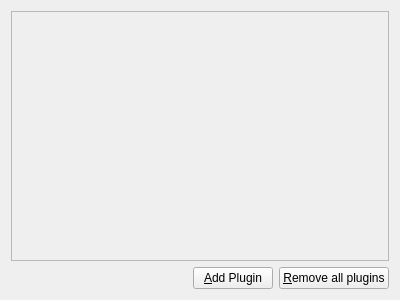
Before: the Qt Designer form analyzer/forms/PluginCenter.ui in jvesely/netsniffer, drawn with Qt 5.
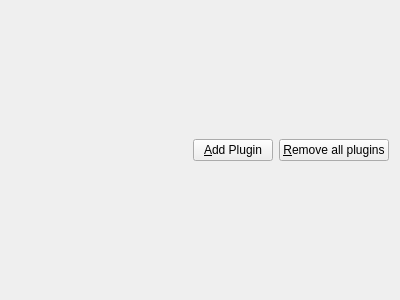
After: the same form once the commit is applied. Icons and pictures are not drawn.

Commit message: Plugin handling should work perfectly

Patch:
```diff
--- a/analyzer/forms/PluginCenter.ui
+++ b/analyzer/forms/PluginCenter.ui
@@ -14,33 +14,6 @@
    <string>Form</string>
   </property>
   <layout class="QVBoxLayout" name="verticalLayout">
-   <item>
-    <widget class="QScrollArea" name="scrollArea">
-     <property name="toolTip">
-      <string>Drop plugin files here to laod them.</string>
-     </property>
-     <property name="widgetResizable">
-      <bool>true</bool>
-     </property>
-     <property name="alignment">
-      <set>Qt::AlignLeading|Qt::AlignLeft|Qt::AlignTop</set>
-     </property>
-     <widget class="QWidget" name="controlArea">
-      <property name="geometry">
-       <rect>
-        <x>0</x>
-        <y>0</y>
-        <width>378</width>
-        <height>238</height>
-       </rect>
-      </property>
-      <property name="acceptDrops">
-       <bool>true</bool>
-      </property>
-      <layout class="QVBoxLayout" name="verticalLayout_2"/>
-     </widget>
-    </widget>
-   </item>
    <item>
     <layout class="QHBoxLayout" name="horizontalLayout">
      <item>
```
The commit also changes 7 other files.
